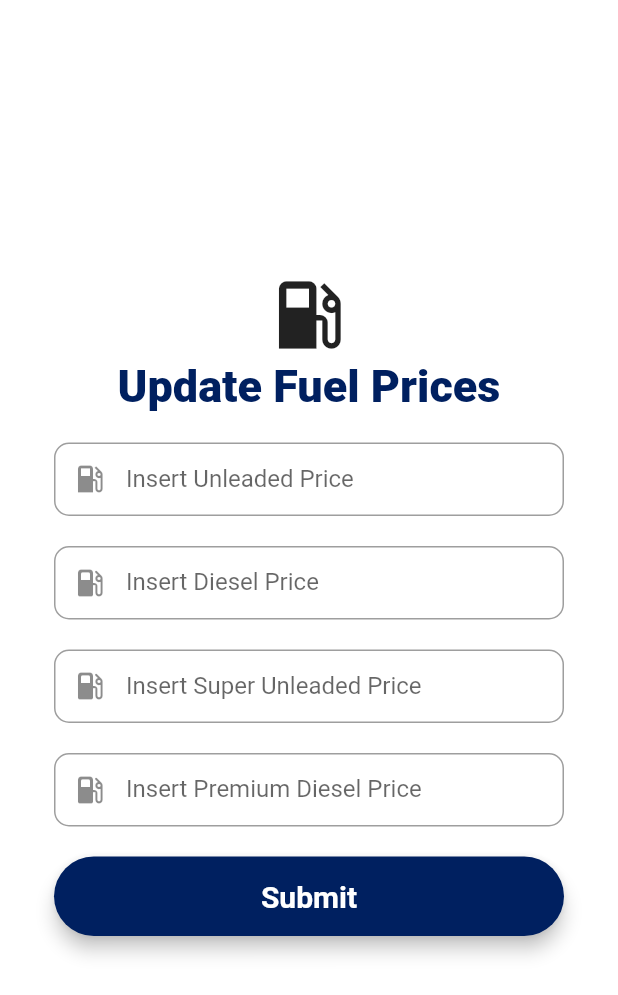
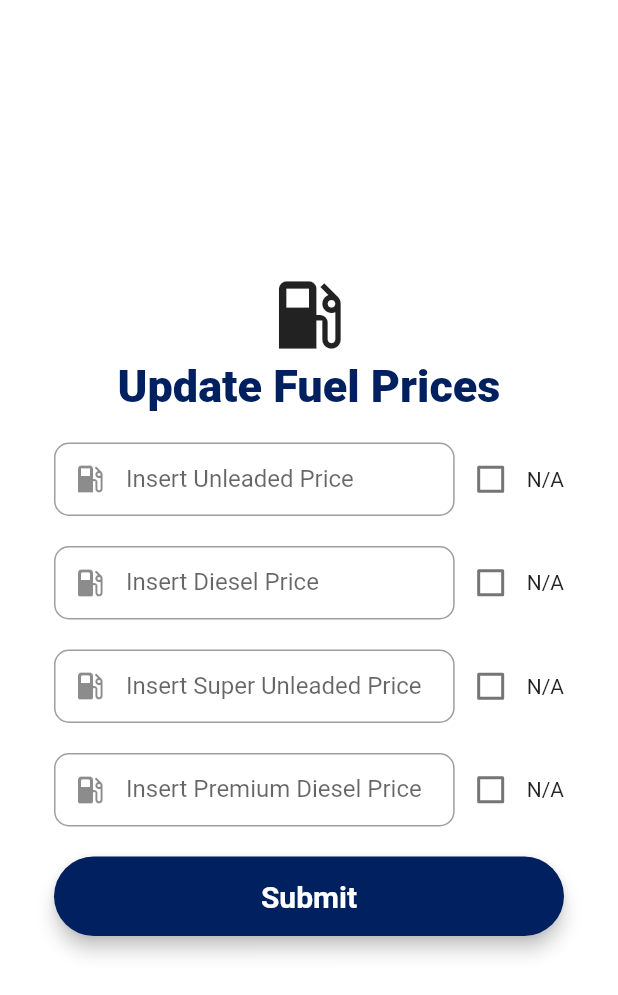
Before and after one commit to mchara01/FuelOpt, a Flutter app: the screen it shows after launch, on a phone screen of 412 x 824 dp. Shown: the top 995 px of the screen. Run offline on Flutter 3.47's test engine with Material 2 defaults, Android fonts, the phone set to English and light mode, and no system bars; our stand-ins replace firebase_auth, flutter_keyboard_visibility, fluttertoast, google_maps_flutter, location; missing offline and left inert: gzx_dropdown_menu, snapping_sheet; accounts and stored records are empty.

Commit message:
input fields with not available checkboxes

```diff
--- a/lib/screens/review_screen.dart
+++ b/lib/screens/review_screen.dart
@@ -15,18 +15,25 @@ class ReviewScreen extends StatefulWidget {
 }
 
 class _ReviewScreenState extends State<ReviewScreen> {
+  bool unleadedNotAvailable = false;
+  bool dieselNotAvailable = false;
+  bool superUnleadedNotAvailable = false;
+  bool premiumDieselNotAvailable = false;
   // Form key
   final _formKey = GlobalKey<FormState>();
   final TextEditingController unleadedController = new TextEditingController();
   final TextEditingController dieselController = new TextEditingController();
-  final TextEditingController superUnleadedController = new TextEditingController();
-  final TextEditingController premiumDieselController = new TextEditingController();
+  final TextEditingController superUnleadedController =
+      new TextEditingController();
+  final TextEditingController premiumDieselController =
+      new TextEditingController();
 
   @override
   Widget build(BuildContext context) {
     // unleaded field
     final unleadedField = TextFormField(
       autofocus: false,
+      enabled: !unleadedNotAvailable,
       controller: unleadedController,
       keyboardType: TextInputType.number,
       onSaved: (value) {
@@ -40,9 +47,18 @@ class _ReviewScreenState extends State<ReviewScreen> {
           labelText: 'Insert Unleaded Price',
           border: OutlineInputBorder(borderRadius: BorderRadius.circular(10))),
     );
-
+    final unleadedButton = Checkbox(
+      value: unleadedNotAvailable,
+      onChanged: (value) {
+        setState(() {
+          bool test = value ?? false;
+          unleadedNotAvailable = test;
+        });
+      },
+    );
     final dieselField = TextFormField(
       autofocus: false,
+      enabled: !dieselNotAvailable,
       controller: dieselController,
       keyboardType: TextInputType.number,
       onSaved: (value) {
@@ -56,9 +72,18 @@ class _ReviewScreenState extends State<ReviewScreen> {
           labelText: 'Insert Diesel Price',
           border: OutlineInputBorder(borderRadius: BorderRadius.circular(10))),
     );
-
-    final superUnleadedfield= TextFormField(
+    final dieselButton = Checkbox(
+      value: dieselNotAvailable,
+      onChanged: (value) {
+        setState(() {
+          bool test = value ?? false;
+          dieselNotAvailable = test;
+        });
+      },
+    );
+    final superUnleadedfield = TextFormField(
       autofocus: false,
+      enabled: !superUnleadedNotAvailable,
       controller: superUnleadedController,
       keyboardType: TextInputType.number,
       onSaved: (value) {
@@ -72,9 +97,18 @@ class _ReviewScreenState extends State<ReviewScreen> {
           labelText: 'Insert Super Unleaded Price',
           border: OutlineInputBorder(borderRadius: BorderRadius.circular(10))),
     );
-
+    final superUnleadedButton = Checkbox(
+      value: superUnleadedNotAvailable,
+      onChanged: (value) {
+        setState(() {
+          bool test = value ?? false;
+          superUnleadedNotAvailable = test;
+        });
+      },
+    );
     final premiumDieselField = TextFormField(
       autofocus: false,
+      enabled: !premiumDieselNotAvailable,
       controller: premiumDieselController,
       keyboardType: TextInputType.number,
       onSaved: (value) {
@@ -88,7 +122,15 @@ class _ReviewScreenState extends State<ReviewScreen> {
           labelText: 'Insert Premium Diesel Price',
           border: OutlineInputBorder(borderRadius: BorderRadius.circular(10))),
     );
-
+    final premiumDieselButton = Checkbox(
+      value: premiumDieselNotAvailable,
+      onChanged: (value) {
+        setState(() {
+          bool test = value ?? false;
+          premiumDieselNotAvailable = test;
+        });
+      },
+    );
     final submitButton = Material(
         elevation: 5,
         borderRadius: BorderRadius.circular(30),
@@ -97,10 +139,11 @@ class _ReviewScreenState extends State<ReviewScreen> {
           padding: EdgeInsets.fromLTRB(20, 15, 20, 15),
           minWidth: MediaQuery.of(context).size.width,
           onPressed: () {
-            debugPrint(dieselController.text+"hello");
-            debugPrint(unleadedController.text+"goodbye");
-            // print(dieselController.text+"hello");
-            // submitReview(double.parse(unleadedController.text), double.parse(dieselController.text), double.parse(superUnleadedController.text), double.parse(premiumDieselController.text) );
+            submitReview(
+                double.tryParse(unleadedController.text),
+                double.tryParse(dieselController.text),
+                double.tryParse(superUnleadedController.text),
+                double.tryParse(premiumDieselController.text));
           },
           child: Text(
             "Submit",
@@ -117,12 +160,9 @@ class _ReviewScreenState extends State<ReviewScreen> {
         backgroundColor: Colors.white,
         body: Center(
           child: SingleChildScrollView(
-              child: Container(
-                  color: Colors.white,
               child: Padding(
             padding: const EdgeInsets.all(36.0),
             child: Form(
-                      key: _formKey,
               child: Column(
                 mainAxisAlignment: MainAxisAlignment.center,
                 crossAxisAlignment: CrossAxisAlignment.center,
@@ -144,25 +184,44 @@ class _ReviewScreenState extends State<ReviewScreen> {
                         ),
                       ]),
                   SizedBox(height: 20),
-                          unleadedField,
+                  Row(children: <Widget>[
+                    Expanded(child:unleadedField),
+                    unleadedButton,
+                    Text("N/A")
+                  ]),
                   SizedBox(height: 20),
-                          dieselField,
+                  Row(children: <Widget>[
+                    Expanded(child:dieselField),
+                    dieselButton,
+                    Text("N/A")
+                  ]),
                   SizedBox(height: 20),
-                          superUnleadedfield,
+                  Row(children: <Widget>[
+                    Expanded(child:superUnleadedfield),
+                    superUnleadedButton,
+                    Text("N/A")
+                  ]),
                   SizedBox(height: 20),
-                          premiumDieselField,
+                  Row(children: <Widget>[
+                    Expanded(child:premiumDieselField),
+                    premiumDieselButton,
+                    Text("N/A")
+                  ]),
                   SizedBox(height: 20),
                   submitButton,
                   SizedBox(height: 20)
                 ],
               ),
             ),
-                  ))),
+          )),
         ));
   }
 
   // login function
-  void submitReview(double unleadedPrice, double dieselPrice, double superUnleadedPrice, double premiumDieselPrice) async {
-    Fluttertoast.showToast(msg: '$unleadedPrice + $dieselPrice + $superUnleadedPrice + $premiumDieselPrice');
+  void submitReview(double? unleadedPrice, double? dieselPrice,
+      double? superUnleadedPrice, double? premiumDieselPrice) async {
+    Fluttertoast.showToast(
+        msg:
+            '$unleadedPrice + $dieselPrice + $superUnleadedPrice + $premiumDieselPrice');
   }
 }
```
Lines whose indentation alone changed are shown as unchanged.
